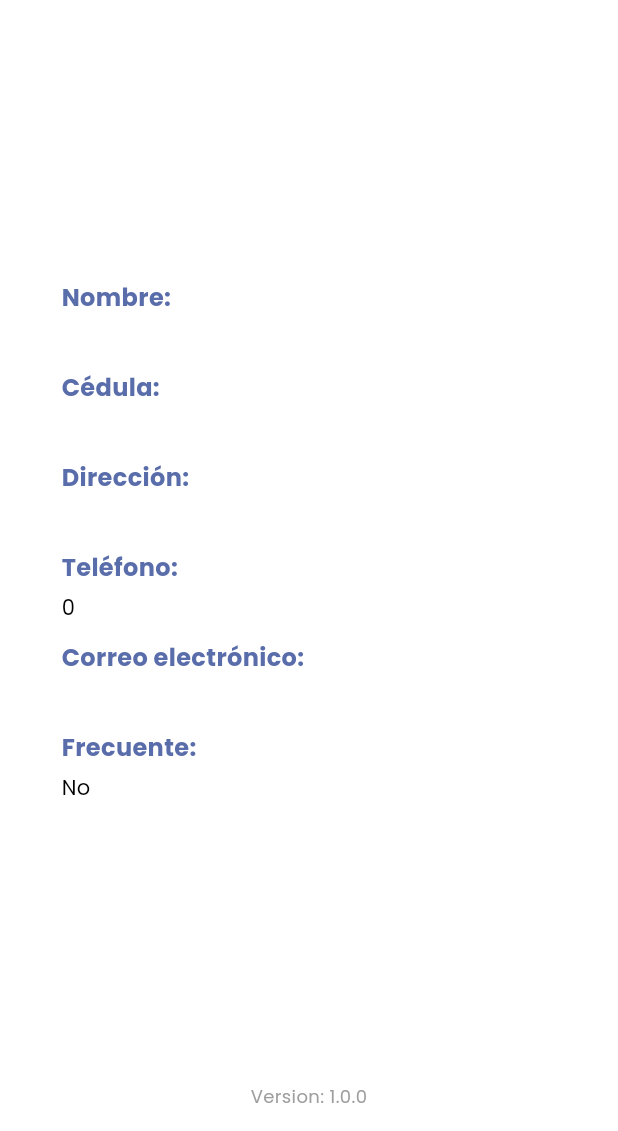
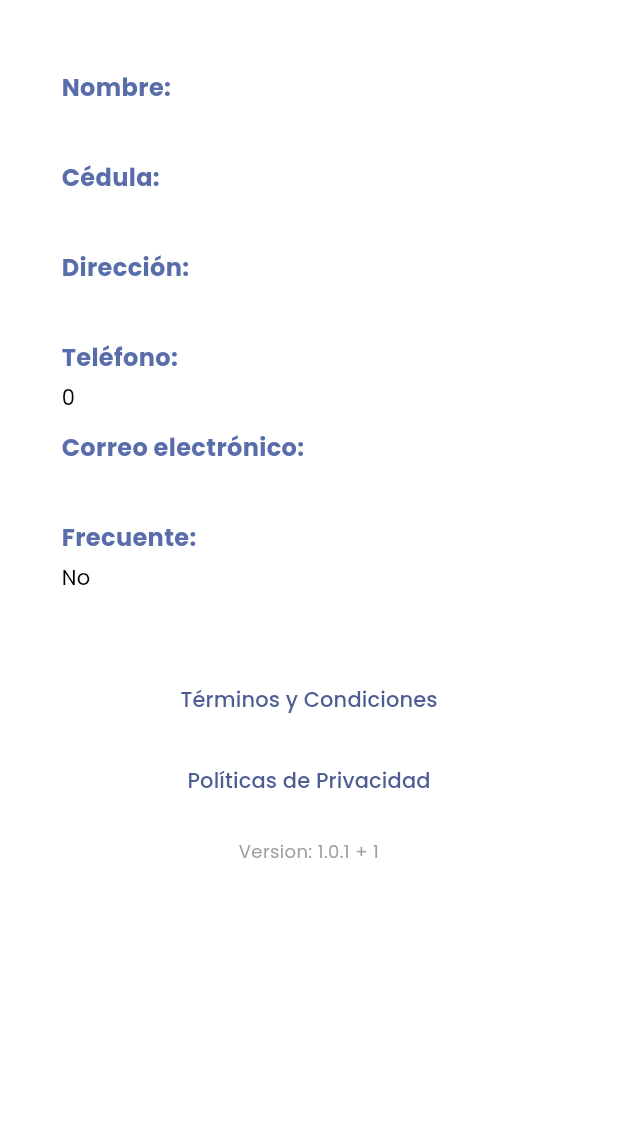
Before and after one commit to bryandelgado99/Electronica-Zurita--Mobile-App, a Flutter app: the profilePage screen opened directly, on a phone screen of 412 x 824 dp, the part 105-1236 px from its top. Run offline on Flutter 3.47's test engine with Material 3 defaults, Android fonts, the phone set to English and light mode, and no system bars; our stand-ins replace expansion_tile_card, flutter_easyloading, flutter_svg, google_nav_bar, shared_preferences, webview_flutter; missing offline and left inert: social_media_buttons; accounts and stored records are empty; network calls fail.

Commit message:
Sprint 5: Se han agregado: términos y condiciones, políticas de privacidad (pedidos por Google para su subida a Play Store).

```diff
--- a/lib/app/components/RestaurarPwsd.dart
+++ b/lib/app/components/RestaurarPwsd.dart
@@ -82,7 +82,7 @@ class _RestaurarPwsdState extends State<RestaurarPwsd> {
               ),
               const SizedBox(height: 20,),
               const widgetText(
-                text: "Por favor ingresa tu correo electrónico, si te encuentras registrado, para recibir un correo con tus credenciales.",
+                text: "Por favor ingresa tu correo electrónico registrado para obtener el enlace recuperación para tu contraseña.",
                 fontSize: 16,
                 fontWeight: FontWeight.w300,
                 color: Colors.white,
--- a/lib/app/views/pages/profileUser.dart
+++ b/lib/app/views/pages/profileUser.dart
@@ -1,5 +1,7 @@
 // ignore_for_file: camel_case_types
 
+import 'package:electronica_zurita/app/views/pages/privacy-polit.dart';
+import 'package:electronica_zurita/app/views/pages/terms-conditions.dart';
 import 'package:flutter/material.dart';
 import 'package:provider/provider.dart';
 import '../../../models/ClienteProvider.dart';
@@ -13,16 +15,15 @@ class profilePage extends StatefulWidget {
 }
 
 class _profilePageState extends State<profilePage> {
-
   @override
   Widget build(BuildContext context) {
-
     final clienteProvider = Provider.of<ClienteProvider>(context);
 
     return Scaffold(
       body: Stack(
         children: [
-          Column(
+          SingleChildScrollView(
+            child: Column(
               mainAxisAlignment: MainAxisAlignment.center,
               mainAxisSize: MainAxisSize.min,
               children: [
@@ -41,7 +42,7 @@ class _profilePageState extends State<profilePage> {
                     ],
                   ),
                 ),
-              const Spacer(),
+                const SizedBox(height: 25,),
                 ClienteInfo(
                   nombreCliente: clienteProvider.nombreCliente ?? '',
                   cedulaCliente: clienteProvider.cedulaCliente ?? '',
@@ -50,13 +51,38 @@ class _profilePageState extends State<profilePage> {
                   correoCliente: clienteProvider.correoCliente ?? '',
                   frecuente: clienteProvider.frecuente ?? false,
                 ),
-              const Spacer(),
+                const SizedBox(height: 25,),
                 const Padding(
                   padding: EdgeInsets.symmetric(horizontal: 50),
                 ),
-              const Text("Version: 1.0.0", style: TextStyle(fontSize: 12, fontWeight: FontWeight.w100, color: Colors.grey), textAlign: TextAlign.right,),
+                // Botones de términos y condiciones
+                TextButton(
+                    onPressed: (){
+                      showDialog(
+                        context: context,
+                        builder: (context) {
+                          return TermsConditions();
+                        },
+                      );
+                    },
+                    child: Text("Términos y Condiciones")
+                ),
+                const SizedBox(height: 6,),
+                TextButton(
+                    onPressed: (){
+                      showDialog(
+                        context: context,
+                        builder: (context) {
+                          return Privacypolit();
+                        },
+                      );
+                    },
+                    child: Text("Políticas de Privacidad")
+                ),
                 const SizedBox(height: 15,),
+                const Text("Version: 1.0.1 + 1", style: TextStyle(fontSize: 12, fontWeight: FontWeight.w100, color: Colors.grey), textAlign: TextAlign.right,),
               ],
+            ),
           ),
           if (clienteProvider.isLoading)
             const Center(
--- a/lib/utilities/constants.dart
+++ b/lib/utilities/constants.dart
@@ -1,8 +1,6 @@
 // ignore_for_file: constant_identifier_names
 
-//const backend_URL =  "https://backendtesis.onrender.com/api/";
-
-const backend_URL = "https://backend-tesis.up.railway.app/api/";
+const backend_URL = "https://electronicazurita-backend.up.railway.app/api/";
 
 const login = "${backend_URL}cliente/login";
 const perfilCliente = "${backend_URL}cliente";
--- a/pubspec.yaml
+++ b/pubspec.yaml
@@ -51,6 +51,7 @@ dependencies:
   expansion_tile_card: ^3.0.0
   google_nav_bar: ^5.0.6
   connectivity_plus: ^6.0.3
+  webview_flutter: ^4.8.0
 
 
 dev_dependencies:
```
Also changed, not shown: lib/app/components/workCard.dart (+15 -10 lines), lib/app/views/pages/privacy-polit.dart (added, +43 -0 lines), lib/app/views/pages/terms-conditions.dart (added, +42 -0 lines), pubspec.lock. Lines whose indentation alone changed are shown as unchanged.
